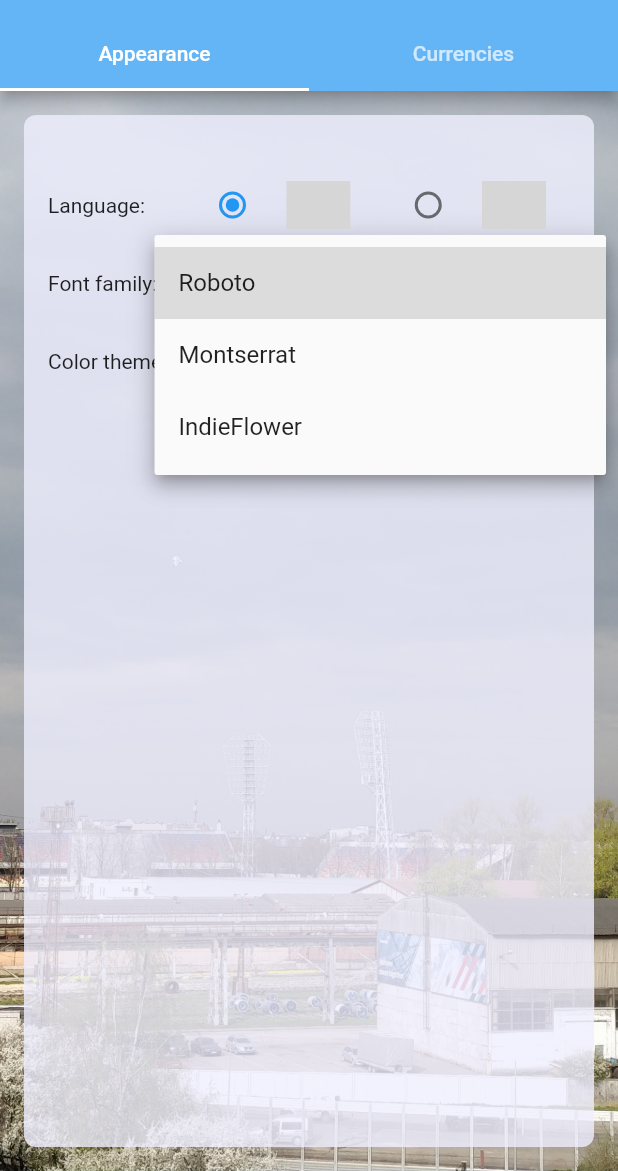
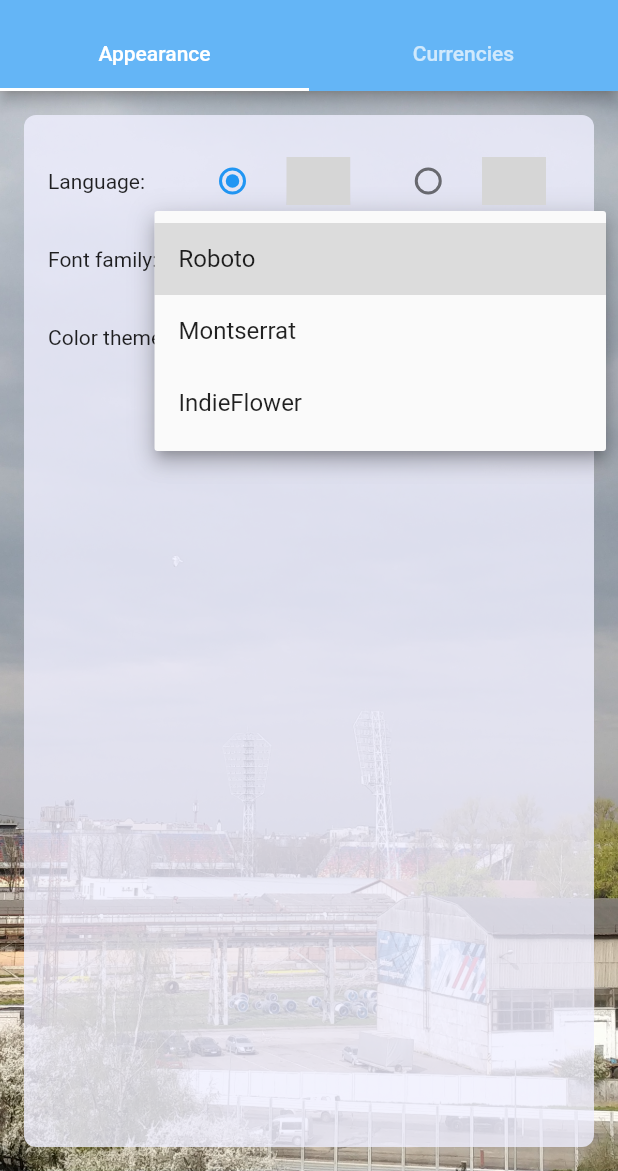
Before and after one commit to tnsoftbear/flutter_currency_calculator, a Flutter app: the SettingScreen screen opened by its route, after a tap on "Roboto", on a phone screen of 412 x 824 dp, the part 65-1236 px from its top. Run offline on Flutter 3.47's test engine with Material 2 defaults, Android fonts, the phone set to English and light mode, and no system bars; our stand-ins replace flutter_svg, hive, hive_flutter, shared_preferences; missing offline and left inert: vertical_tabs_flutter; accounts and stored records are empty; generated files the repository leaves out were written again; network calls fail; statements that could not run were skipped; grey boxes are pictures that could not be loaded.

Commit message:
Color adjustments

```diff
--- a/lib/feature/currency/public/currency_feature_facade.dart
+++ b/lib/feature/currency/public/currency_feature_facade.dart
@@ -1,3 +1,5 @@
+import 'dart:developer';
+
 import 'package:currency_calc/feature/currency/internal/app/init/currency_feature_initializer.dart';
 import 'package:currency_calc/feature/currency/internal/app/load/currency_loader.dart';
 import 'package:currency_calc/feature/currency/internal/app/populate/currency_populator.dart';
--- a/lib/feature/setting/internal/ui/screen/setting_screen.dart
+++ b/lib/feature/setting/internal/ui/screen/setting_screen.dart
@@ -11,8 +11,9 @@ class SettingScreen extends StatelessWidget {
 
   @override
   Widget build(BuildContext context) {
+    final theme = Theme.of(context);
     final AdditionalColors additionalColors =
-        Theme.of(context).extension<AdditionalColors>()!;
+        theme.extension<AdditionalColors>()!;
     final tr = AppLocalizations.of(context);
     final currencyFeatureFacade = context.read<CurrencyFeatureFacade>();
     final currencySettingWidget =
@@ -23,7 +24,7 @@ class SettingScreen extends StatelessWidget {
         appBar: AppBar(
           title: Text(tr.settingTitle),
           bottom: TabBar(
-            labelColor: Theme.of(context).listTileTheme.textColor,
+            labelColor: theme.listTileTheme.textColor,
             tabs: [
               Tab(text: tr.settingTabAppearance),
               Tab(text: tr.settingTabCurrency),
@@ -40,7 +41,6 @@ class SettingScreen extends StatelessWidget {
             ),
           ),
           child: Container(
-            padding: const EdgeInsets.all(16),
             decoration: BoxDecoration(
               color: additionalColors.linenTurbidColor,
               borderRadius: BorderRadius.circular(8.0),
@@ -48,19 +48,15 @@ class SettingScreen extends StatelessWidget {
             child: Column(
               mainAxisSize: MainAxisSize.min,
               children: [
-                // TabBar(
-                //   labelColor: Theme.of(context).primaryColor,
-                //   tabs: [
-                //     Tab(text: tr.settingTabAppearance),
-                //     Tab(text: tr.settingTabCurrency),
-                //   ],
-                // ),
-                const SizedBox(height: 16),
                 Expanded(
                   child: TabBarView(
                     children: [
                       AppearanceSetting(),
-                      currencySettingWidget,
+                      Container(
+                          padding: const EdgeInsets.symmetric(
+                              vertical: 8, horizontal: 4),
+                          child: currencySettingWidget),
+                      //currencySettingWidget,
                     ],
                   ),
                 ),
--- a/lib/feature/setting/internal/ui/widget/appearance/appearance_setting.dart
+++ b/lib/feature/setting/internal/ui/widget/appearance/appearance_setting.dart
@@ -6,7 +6,9 @@ class AppearanceSetting extends StatelessWidget {
 
   @override
   Widget build(BuildContext context) {
-    return Table(
+    return Container(
+        padding: const EdgeInsets.all(16),
+        child: Table(
           columnWidths: {
             0: const FlexColumnWidth(0.25),
             1: const FlexColumnWidth(0.75),
@@ -17,6 +19,6 @@ class AppearanceSetting extends StatelessWidget {
             FontFamilySettingTableRow(context),
             ThemeSettingTableRow(context),
           ],
-    );
+        ));
   }
 }
--- a/lib/front/ui/theme/theme_builder.dart
+++ b/lib/front/ui/theme/theme_builder.dart
@@ -28,6 +28,7 @@ class ThemeBuilder {
         iconTheme: const IconThemeData(color: Colors.white),
         listTileTheme: const ListTileThemeData(
           iconColor: Colors.white,
+          textColor: Colors.white,
           style: ListTileStyle.drawer,
         ),
         extensions: <ThemeExtension<dynamic>>[
```
Also changed, not shown: lib/feature/currency/internal/ui/setting/currency_setting_one_letter_tab.dart (+19 -20 lines), lib/feature/currency/internal/ui/setting/currency_setting_widget.dart (+5 -5 lines). Lines whose indentation alone changed are shown as unchanged.
